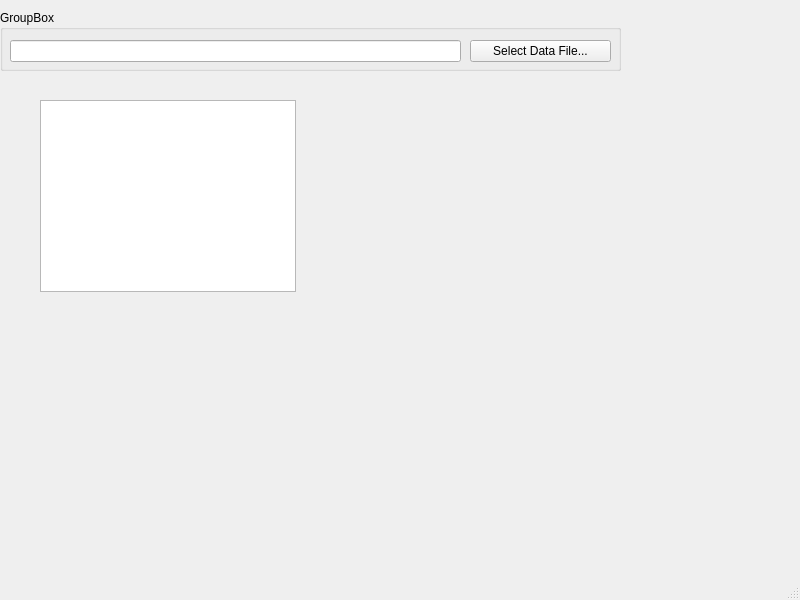
This is src/MainWindow.ui in Sigurdur42/TimeTracker as Qt 5 draws it before an edit. The edited form follows.
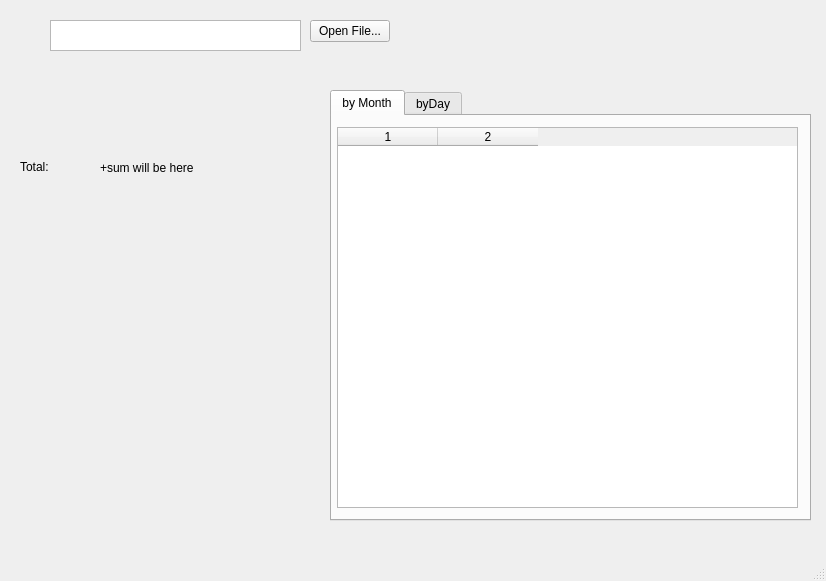
This is the edited form.

Patch:
```diff
--- a/src/MainWindow.ui
+++ b/src/MainWindow.ui
@@ -6,61 +6,111 @@
    <rect>
     <x>0</x>
     <y>0</y>
-    <width>800</width>
-    <height>600</height>
+    <width>826</width>
+    <height>581</height>
    </rect>
   </property>
   <property name="windowTitle">
    <string>MainWindow</string>
   </property>
   <widget class="QWidget" name="centralwidget">
-   <widget class="QGroupBox" name="groupBox">
+   <widget class="QPlainTextEdit" name="editOpenedFile">
     <property name="geometry">
      <rect>
-      <x>0</x>
-      <y>10</y>
-      <width>621</width>
-      <height>61</height>
+      <x>50</x>
+      <y>20</y>
+      <width>251</width>
+      <height>31</height>
      </rect>
     </property>
-    <property name="title">
-     <string>GroupBox</string>
+    <property name="readOnly">
+     <bool>true</bool>
     </property>
-    <widget class="QLineEdit" name="lineEdit">
-     <property name="geometry">
-      <rect>
-       <x>10</x>
-       <y>30</y>
-       <width>451</width>
-       <height>22</height>
-      </rect>
-     </property>
-     <property name="readOnly">
-      <bool>true</bool>
-     </property>
+   </widget>
+   <widget class="QPushButton" name="buttonOpenFilePicker">
+    <property name="geometry">
+     <rect>
+      <x>310</x>
+      <y>20</y>
+      <width>80</width>
+      <height>22</height>
+     </rect>
+    </property>
+    <property name="text">
+     <string>Open File...</string>
+    </property>
+   </widget>
+   <widget class="QTabWidget" name="tabData">
+    <property name="geometry">
+     <rect>
+      <x>330</x>
+      <y>90</y>
+      <width>481</width>
+      <height>431</height>
+     </rect>
+    </property>
+    <property name="currentIndex">
+     <number>0</number>
+    </property>
+    <widget class="QWidget" name="tabByMonth">
+     <attribute name="title">
+      <string>by Month</string>
+     </attribute>
+     <widget class="QTableWidget" name="tableByMonth">
+      <property name="geometry">
+       <rect>
+        <x>5</x>
+        <y>11</y>
+        <width>461</width>
+        <height>381</height>
+       </rect>
+      </property>
+      <property name="alternatingRowColors">
+       <bool>true</bool>
+      </property>
+      <property name="selectionMode">
+       <enum>QAbstractItemView::SingleSelection</enum>
+      </property>
+      <property name="selectionBehavior">
+       <enum>QAbstractItemView::SelectColumns</enum>
+      </property>
+      <property name="columnCount">
+       <number>2</number>
+      </property>
+      <column/>
+      <column/>
+     </widget>
     </widget>
-    <widget class="QPushButton" name="selectDataFileButon">
-     <property name="geometry">
-      <rect>
-       <x>470</x>
-       <y>30</y>
-       <width>141</width>
-       <height>22</height>
-      </rect>
-     </property>
-     <property name="text">
-      <string>Select Data File...</string>
-     </property>
+    <widget class="QWidget" name="tabByDay">
+     <attribute name="title">
+      <string>byDay</string>
+     </attribute>
     </widget>
    </widget>
-   <widget class="QTableView" name="tableView">
+   <widget class="QLabel" name="label">
     <property name="geometry">
      <rect>
-      <x>40</x>
-      <y>100</y>
-      <width>256</width>
-      <height>192</height>
+      <x>20</x>
+      <y>160</y>
+      <width>57</width>
+      <height>14</height>
      </rect>
+    </property>
+    <property name="text">
+     <string>Total:</string>
+    </property>
+   </widget>
+   <widget class="QLabel" name="labelOvertimeSummary">
+    <property name="geometry">
+     <rect>
+      <x>100</x>
+      <y>160</y>
+      <width>131</width>
+      <height>16</height>
+     </rect>
+    </property>
+    <property name="text">
+     <string>+sum will be here</string>
     </property>
    </widget>
   </widget>
```
Left out of the diff: 2 changed lines with no effect on the pictures.
